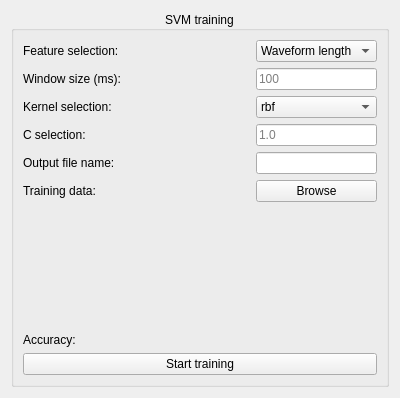
Old version of the form designer/svm_train_config.ui in the repository pulp-bio/biogui.
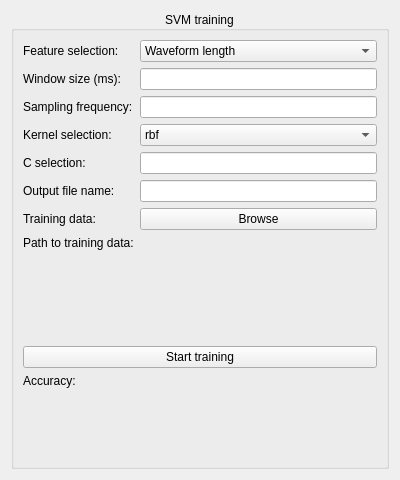
New version of the form.

Commit message: Major changes in acquisition and svm training

Diff of the .ui file:
```diff
--- a/designer/svm_train_config.ui
+++ b/designer/svm_train_config.ui
@@ -7,7 +7,7 @@
     <x>0</x>
     <y>0</y>
     <width>400</width>
-    <height>398</height>
+    <height>480</height>
    </rect>
   </property>
   <property name="windowTitle">
@@ -28,9 +28,9 @@
      <property name="checked">
       <bool>false</bool>
      </property>
-     <layout class="QVBoxLayout" name="verticalLayout_4" stretch="4,0,4,0,0">
+     <layout class="QVBoxLayout" name="verticalLayout_2">
       <item>
-       <layout class="QGridLayout" name="gridLayout1" columnstretch="2,1">
+       <layout class="QFormLayout" name="formLayout1">
         <item row="0" column="0">
          <widget class="QLabel" name="label1">
           <property name="text">
@@ -38,21 +38,48 @@
           </property>
          </widget>
         </item>
-        <item row="5" column="0">
-         <widget class="QLabel" name="label6">
+        <item row="0" column="1">
+         <widget class="QComboBox" name="featureComboBox">
+          <item>
+           <property name="text">
+            <string>Waveform length</string>
+           </property>
+          </item>
+          <item>
+           <property name="text">
+            <string>RMS</string>
+           </property>
+          </item>
+         </widget>
+        </item>
+        <item row="1" column="0">
+         <widget class="QLabel" name="label2">
           <property name="text">
-           <string>Training data:</string>
+           <string>Window size (ms):</string>
           </property>
          </widget>
         </item>
-        <item row="4" column="1">
-         <widget class="QLineEdit" name="outModelTextField">
+        <item row="1" column="1">
+         <widget class="QLineEdit" name="winSizeTextField">
           <property name="toolTip">
-           <string>If no name is provided, one based on the timestamp will be used</string>
+           <string/>
+          </property>
+          <property name="placeholderText">
+           <string/>
           </property>
          </widget>
         </item>
         <item row="2" column="1">
+         <widget class="QLineEdit" name="fsTextField"/>
+        </item>
+        <item row="3" column="0">
+         <widget class="QLabel" name="label4">
+          <property name="text">
+           <string>Kernel selection:</string>
+          </property>
+         </widget>
+        </item>
+        <item row="3" column="1">
          <widget class="QComboBox" name="kernelComboBox">
           <item>
            <property name="text">
@@ -79,32 +106,11 @@
         <item row="4" column="0">
          <widget class="QLabel" name="label5">
           <property name="text">
-           <string>Output file name:</string>
+           <string>C selection:</string>
           </property>
          </widget>
         </item>
-        <item row="2" column="0">
-         <widget class="QLabel" name="label3">
-          <property name="text">
-           <string>Kernel selection:</string>
-          </property>
-         </widget>
-        </item>
-        <item row="0" column="1">
-         <widget class="QComboBox" name="featureComboBox">
-          <item>
-           <property name="text">
-            <string>Waveform length</string>
-           </property>
-          </item>
-          <item>
-           <property name="text">
-            <string>RMS</string>
-           </property>
-          </item>
-         </widget>
-        </item>
-        <item row="3" column="1">
+        <item row="4" column="1">
          <widget class="QLineEdit" name="cTextField">
           <property name="toolTip">
            <string>If a non-numeric value is set, the default value will be used</string>
@@ -113,50 +119,61 @@
            <string/>
           </property>
           <property name="placeholderText">
-           <string>1.0</string>
+           <string/>
+          </property>
+         </widget>
+        </item>
+        <item row="5" column="0">
+         <widget class="QLabel" name="label6">
+          <property name="text">
+           <string>Output file name:</string>
           </property>
          </widget>
         </item>
         <item row="5" column="1">
+         <widget class="QLineEdit" name="outModelTextField">
+          <property name="toolTip">
+           <string>If no name is provided, one based on the timestamp will be used</string>
+          </property>
+         </widget>
+        </item>
+        <item row="6" column="0">
+         <widget class="QLabel" name="label7">
+          <property name="text">
+           <string>Training data:</string>
+          </property>
+         </widget>
+        </item>
+        <item row="6" column="1">
          <widget class="QPushButton" name="browseTrainDataButton">
           <property name="text">
            <string>Browse</string>
           </property>
          </widget>
         </item>
-        <item row="3" column="0">
-         <widget class="QLabel" name="label4">
+        <item row="7" column="0">
+         <widget class="QLabel" name="label8">
           <property name="text">
-           <string>C selection:</string>
+           <string>Path to training data:</string>
           </property>
          </widget>
         </item>
-        <item row="1" column="0">
-         <widget class="QLabel" name="label2">
+        <item row="7" column="1">
+         <widget class="QLabel" name="trainDataPathLabel">
           <property name="text">
-           <string>Window size (ms):</string>
+           <string/>
           </property>
          </widget>
         </item>
-        <item row="1" column="1">
-         <widget class="QLineEdit" name="winTextField">
-          <property name="toolTip">
-           <string>If a non-numeric value is set, the default value will be used</string>
-          </property>
-          <property name="placeholderText">
-           <string>100</string>
+        <item row="2" column="0">
+         <widget class="QLabel" name="label3">
+          <property name="text">
+           <string>Sampling frequency:</string>
           </property>
          </widget>
         </item>
        </layout>
       </item>
-      <item>
-       <widget class="QLabel" name="trainDataLabel">
-        <property name="text">
-         <string/>
-        </property>
-       </widget>
-      </item>
       <item>
        <widget class="QLabel" name="progressLabel">
         <property name="minimumSize">
@@ -179,24 +196,6 @@
         </property>
        </widget>
       </item>
-      <item>
-       <layout class="QGridLayout" name="gridLayout2">
-        <item row="0" column="1">
-         <widget class="QLabel" name="accLabel">
-          <property name="text">
-           <string/>
-          </property>
-         </widget>
-        </item>
-        <item row="0" column="0">
-         <widget class="QLabel" name="label7">
-          <property name="text">
-           <string>Accuracy:</string>
-          </property>
-         </widget>
-        </item>
-       </layout>
-      </item>
       <item>
        <widget class="QPushButton" name="startTrainButton">
         <property name="text">
@@ -204,6 +203,24 @@
         </property>
        </widget>
       </item>
+      <item>
+       <layout class="QFormLayout" name="formLayout2">
+        <item row="0" column="0">
+         <widget class="QLabel" name="label9">
+          <property name="text">
+           <string>Accuracy:</string>
+          </property>
+         </widget>
+        </item>
+        <item row="0" column="1">
+         <widget class="QLabel" name="accLabel">
+          <property name="text">
+           <string/>
+          </property>
+         </widget>
+        </item>
+       </layout>
+      </item>
      </layout>
     </widget>
    </item>
```
Left out of the diff: 2 changed lines with no effect on the pictures. The commit also changes 13 other files.
